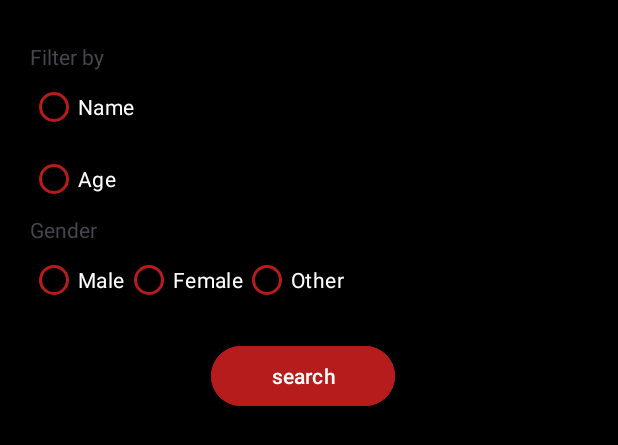
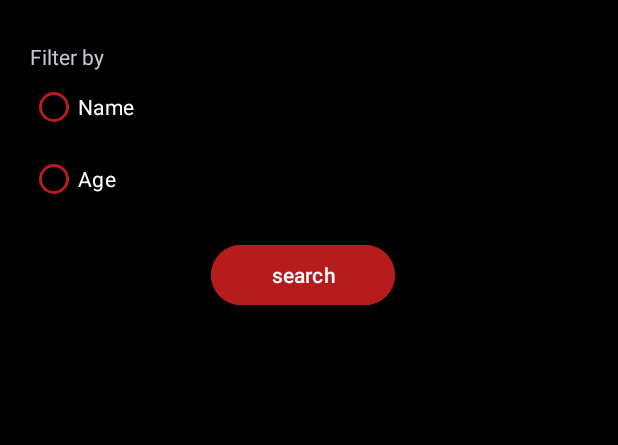
Before and after one commit to mtdagar/StarWars, an Android app: the layout filter_options_layout.xml on its own in the app's theme, with its tools: preview values and no code run, on a phone screen of 412 x 824 dp. Shown: the top 445 px of the screen. Run offline under Robolectric (Android 15) with nearby library versions, the phone set to English and light mode, and no system bars.

Commit message:
filtering options added.

```diff
--- a/app/src/main/java/com/mtdagar/starwars/data/local/CharacterDao.kt
+++ b/app/src/main/java/com/mtdagar/starwars/data/local/CharacterDao.kt
@@ -18,4 +18,10 @@ interface CharacterDao {
 
     @Query("DELETE FROM characters")
     suspend fun clearCharacters()
+
+    @Query("SELECT * FROM characters ORDER BY name ASC")
+    fun getAllSortedByName(): PagingSource<Int, CharacterEntity>
+
+    @Query("SELECT * FROM characters ORDER BY birthYear ASC")
+    fun getAllSortedByBirth(): PagingSource<Int, CharacterEntity>
 }
--- a/app/src/main/java/com/mtdagar/starwars/repository/paging/CharacterRemoteMediator.kt
+++ b/app/src/main/java/com/mtdagar/starwars/repository/paging/CharacterRemoteMediator.kt
@@ -8,6 +8,7 @@ import androidx.room.withTransaction
 import com.mtdagar.starwars.data.local.CharacterRemoteKeys
 import com.mtdagar.starwars.data.local.StarWarsDatabase
 import com.mtdagar.starwars.data.local.models.CharacterEntity
+import com.mtdagar.starwars.data.local.models.SortingOptions
 import com.mtdagar.starwars.data.local.models.mapFromListModel
 import retrofit2.HttpException
 import java.io.IOException
@@ -18,6 +19,7 @@ import com.mtdagar.starwars.network.StarWarsApi
 class CharacterRemoteMediator(
     private val starWarsDatabase: StarWarsDatabase,
     private val apiService: StarWarsApi,
+    private val sortingOptions: SortingOptions?
 ) : RemoteMediator<Int, CharacterEntity>() {
 
     override suspend fun initialize(): InitializeAction {
--- a/app/src/main/java/com/mtdagar/starwars/ui/SplashFragment.kt
+++ b/app/src/main/java/com/mtdagar/starwars/ui/SplashFragment.kt
@@ -22,7 +22,7 @@ class SplashFragment : Fragment() {
         //todo add proper data loading
         Handler().postDelayed(Runnable {
             findNavController().navigate(R.id.action_splashFragment_to_mainFragment)
-        }, 1000)
+        }, 2000)
 
         return inflater.inflate(R.layout.fragment_splash, container, false)
     }
--- a/app/src/main/java/com/mtdagar/starwars/viewmodel/MainViewModel.kt
+++ b/app/src/main/java/com/mtdagar/starwars/viewmodel/MainViewModel.kt
@@ -5,6 +5,7 @@ import androidx.lifecycle.viewModelScope
 import androidx.paging.PagingData
 import androidx.paging.cachedIn
 import com.mtdagar.starwars.data.local.models.CharacterEntity
+import com.mtdagar.starwars.data.local.models.SortingOptions
 import com.mtdagar.starwars.repository.CharacterRepository
 import dagger.hilt.android.lifecycle.HiltViewModel
 import kotlinx.coroutines.flow.Flow
@@ -15,7 +16,7 @@ import com.mtdagar.starwars.data.remote.models.CharacterResponse
 class MainViewModel @Inject constructor(private val charactersRepository: CharacterRepository) :
     ViewModel() {
 
-    fun getCharacters(searchString: String): Flow<PagingData<CharacterEntity>> {
-        return charactersRepository.getCharacters(searchString).cachedIn(viewModelScope)
+    fun getCharacters(searchString: String, sortingOptions: SortingOptions?): Flow<PagingData<CharacterEntity>> {
+        return charactersRepository.getCharacters(searchString, sortingOptions).cachedIn(viewModelScope)
     }
 }
--- a/app/src/main/res/layout/filter_options_layout.xml
+++ b/app/src/main/res/layout/filter_options_layout.xml
@@ -40,48 +40,9 @@
 
     </RadioGroup>
 
-    <TextView
-        android:id="@+id/tv_gender"
-        android:layout_width="wrap_content"
-        android:layout_height="wrap_content"
-        android:text="Gender"
-        app:layout_constraintStart_toStartOf="parent"
-        app:layout_constraintTop_toBottomOf="@id/radioGroup1" />
-
-    <RadioGroup
-        android:id="@+id/radioGroup2"
-        android:layout_width="match_parent"
-        android:layout_height="wrap_content"
-        android:orientation="horizontal"
-        app:layout_constraintTop_toBottomOf="@id/tv_gender">
-
-        <RadioButton
-            android:id="@+id/radio_male"
-            android:layout_width="wrap_content"
-            android:layout_height="wrap_content"
-            android:text="Male"
-            android:textColor="@color/white"
-            app:buttonTint="@color/red" />
-
-        <RadioButton
-            android:id="@+id/radio_female"
-            android:layout_width="wrap_content"
-            android:layout_height="wrap_content"
-            android:text="Female"
-            android:textColor="@color/white"
-            app:buttonTint="@color/red" />
-
-        <RadioButton
-            android:id="@+id/radio_other"
-            android:layout_width="wrap_content"
-            android:layout_height="wrap_content"
-            android:text="Other"
-            android:textColor="@color/white"
-            app:buttonTint="@color/red" />
-    </RadioGroup>
 
     <Button
-        android:id="@+id/btn_filter"
+        android:id="@+id/btn_submit"
         android:layout_width="wrap_content"
         android:layout_height="wrap_content"
         android:layout_marginTop="16dp"
@@ -92,6 +53,6 @@
         android:textColor="@color/white"
         app:layout_constraintEnd_toEndOf="parent"
         app:layout_constraintStart_toStartOf="parent"
-        app:layout_constraintTop_toBottomOf="@id/radioGroup2" />
+        app:layout_constraintTop_toBottomOf="@id/radioGroup1" />
 
 </androidx.constraintlayout.widget.ConstraintLayout>
--- a/app/src/main/res/values-night/themes.xml
+++ b/app/src/main/res/values-night/themes.xml
@@ -1,9 +1,13 @@
 <resources xmlns:tools="http://schemas.android.com/tools">
     <!-- Base application theme. -->
-    <style name="Base.Theme.StarWars" parent="Theme.Material3.DayNight.NoActionBar">
+    <style name="Base.Theme.StarWars" parent="Theme.Material3.Dark.NoActionBar">
         <!-- Customize your dark theme here. -->
         <!-- <item name="colorPrimary">@color/my_dark_primary</item> -->
         <item name="android:windowBackground">@color/black</item>
+        <item name="android:windowLightStatusBar">false</item>
+        <item name="android:windowDrawsSystemBarBackgrounds">true</item>
+        <item name="android:statusBarColor">@android:color/black</item>
+        <item name="android:navigationBarColor">@android:color/black</item>
     </style>
 
     <style name="Custom_Toolbar_Theme" parent="ThemeOverlay.MaterialComponents.Toolbar.Primary">
--- a/app/src/main/res/values/themes.xml
+++ b/app/src/main/res/values/themes.xml
@@ -1,9 +1,13 @@
 <resources xmlns:tools="http://schemas.android.com/tools">
     <!-- Base application theme. -->
-    <style name="Base.Theme.StarWars" parent="Theme.Material3.DayNight.NoActionBar">
+    <style name="Base.Theme.StarWars" parent="Theme.Material3.Dark.NoActionBar">
         <!-- Customize your light theme here. -->
         <!-- <item name="colorPrimary">@color/my_light_primary</item> -->
         <item name="android:windowBackground">@color/black</item>
+        <item name="android:windowLightStatusBar">false</item>
+        <item name="android:windowDrawsSystemBarBackgrounds">true</item>
+        <item name="android:statusBarColor">@android:color/black</item>
+        <item name="android:navigationBarColor">@android:color/black</item>
     </style>
 
     <style name="Theme.StarWars" parent="Base.Theme.StarWars" />
```
Also changed, not shown: app/src/main/java/com/mtdagar/starwars/data/local/models/FilterOptions.kt (added, +13 -0 lines), app/src/main/java/com/mtdagar/starwars/repository/CharacterRepository.kt (+15 -3 lines), app/src/main/java/com/mtdagar/starwars/ui/BottomSheetDialog.kt (+25 -1 lines), app/src/main/java/com/mtdagar/starwars/ui/MainActivity.kt (+0 -15 lines), app/src/main/java/com/mtdagar/starwars/ui/MainFragment.kt (+17 -3 lines), app/src/main/res/layout/activity_main.xml (+1 -14 lines), app/src/main/res/layout/fragment_splash.xml (+8 -3 lines), app/src/main/res/drawable/splash_image.jpg (added).
